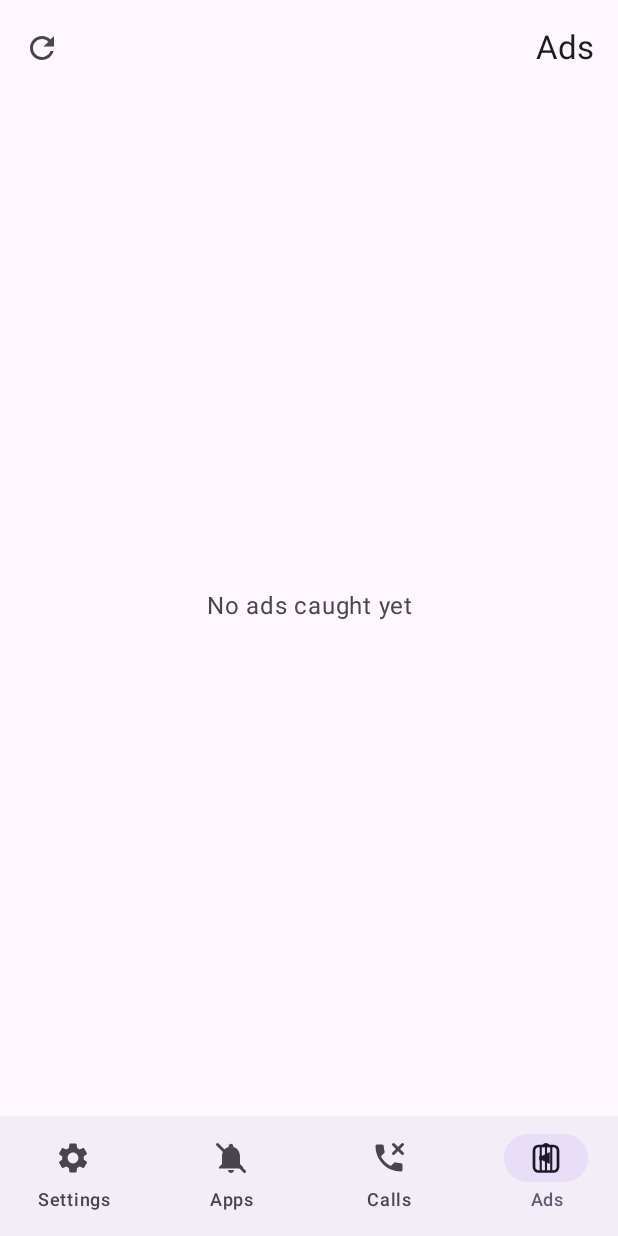
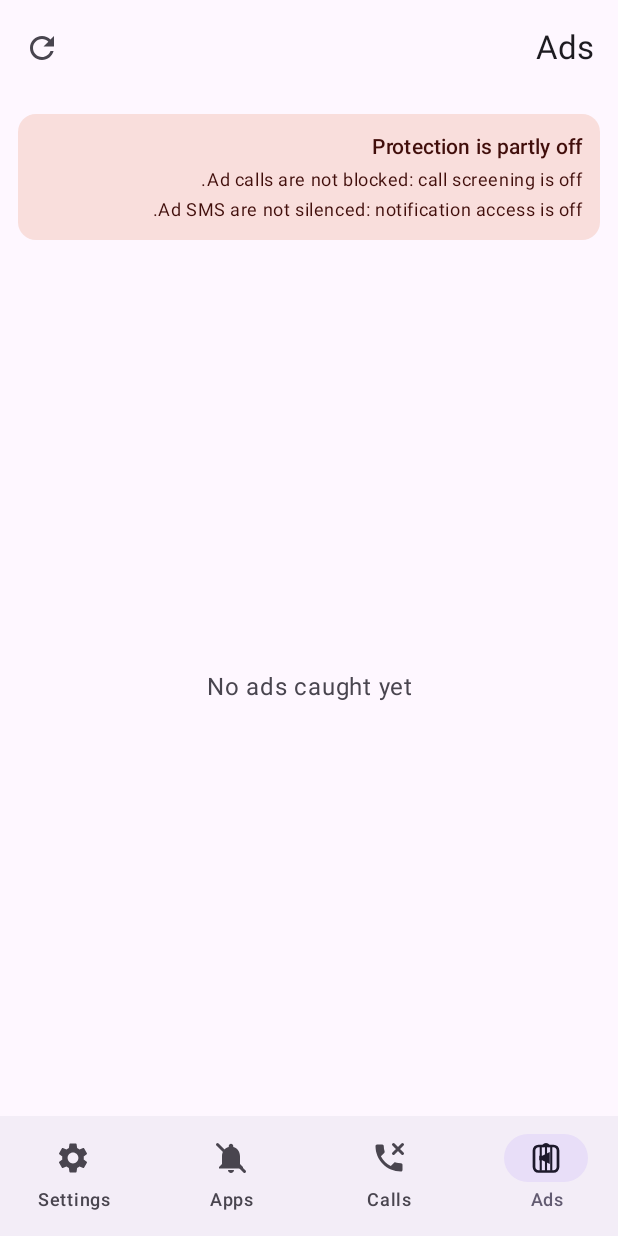
Before and after one commit to alistp27/do-not-disturb, an Android app built with Jetpack Compose: the composable App called with empty values, on a phone screen of 412 x 824 dp. Run offline under Robolectric (Android 15) with nearby library versions, the phone set to English and light mode, and no system bars.

Commit message:
Fix Persian relative times, ad count plural, warn when protection is off
Co-Authored-By: Claude Opus 5.5 <noreply@anthropic.com>

```diff
--- a/app/src/main/java/com/dnd/blocker/MainActivity.kt
+++ b/app/src/main/java/com/dnd/blocker/MainActivity.kt
@@ -19,6 +19,7 @@ import androidx.annotation.StringRes
 import androidx.compose.foundation.background
 import androidx.compose.foundation.isSystemInDarkTheme
 import androidx.compose.foundation.layout.*
+import androidx.compose.foundation.shape.RoundedCornerShape
 import androidx.compose.foundation.rememberScrollState
 import androidx.compose.foundation.shape.CircleShape
 import androidx.compose.foundation.verticalScroll
@@ -351,6 +352,8 @@ fun App(prefillTo: String?, startTab: Int, onPrefillConsumed: () -> Unit) {
     val version = refresh + rememberProviderChanges()
     val resume = rememberResumeTick()
     val fullMode = remember(refresh, resume) { Roles.held(ctx, RoleManager.ROLE_SMS) }
+    val callOff = remember(refresh, resume) { !Roles.held(ctx, RoleManager.ROLE_CALL_SCREENING) }
+    val notifOff = remember(refresh, resume) { !fullMode && !AppRules.accessGranted(ctx) }
     // Tab keys stay fixed (notifications open tabs by key); Messages only exists in full mode.
     val tabs = if (fullMode) listOf(0, 1, 2, 3, 4) else listOf(1, 2, 3, 4)
     if (tab !in tabs) tab = 1
@@ -419,14 +422,15 @@ fun App(prefillTo: String?, startTab: Int, onPrefillConsumed: () -> Unit) {
                 }
             }
         ) { pad ->
-            Box(Modifier.padding(pad).fillMaxSize()) {
-                when (tab) {
+            Column(Modifier.padding(pad).fillMaxSize()) {
+                if ((callOff || notifOff) && tab != 4) SetupWarning(callOff, notifOff) { tab = 4 }
+                Box(Modifier.weight(1f).fillMaxWidth()) { when (tab) {
                     0 -> ThreadsScreen(version, names, requestRole) { openThread = it }
                     1 -> FilteredScreen(version) { refresh++ }
                     2 -> CallsScreen(version) { refresh++ }
                     3 -> AppsScreen(version)
                     else -> SettingsScreen(version, requestRole)
-                }
+                } }
             }
         }
     }
@@ -434,6 +438,20 @@ fun App(prefillTo: String?, startTab: Int, onPrefillConsumed: () -> Unit) {
     if (showNew) NewConversationDialog(onDismiss = { showNew = false }) { addrs ->
         showNew = false
         openThread = OpenThread(Threads.threadIdFor(ctx, addrs), addrs)
+    }
+}
+
+@Composable
+private fun SetupWarning(callOff: Boolean, notifOff: Boolean, onFix: () -> Unit) {
+    Surface(
+        color = MaterialTheme.colorScheme.errorContainer, contentColor = MaterialTheme.colorScheme.onErrorContainer,
+        modifier = Modifier.fillMaxWidth().padding(12.dp), shape = RoundedCornerShape(12.dp), onClick = onFix
+    ) {
+        Column(Modifier.padding(12.dp), verticalArrangement = Arrangement.spacedBy(4.dp)) {
+            Text(stringResource(R.string.setup_incomplete), style = MaterialTheme.typography.titleSmall)
+            if (callOff) Text(stringResource(R.string.call_off), style = MaterialTheme.typography.bodySmall)
+            if (notifOff) Text(stringResource(R.string.notif_off), style = MaterialTheme.typography.bodySmall)
+        }
     }
 }
 
--- a/app/src/main/res/values/strings.xml
+++ b/app/src/main/res/values/strings.xml
@@ -53,7 +53,6 @@
     <string name="delete_needs_default">Make this your default SMS app to delete conversations.</string>
 
     <!-- Filtered -->
-    <string name="filtered_count">%1$d ads caught</string>
     <string name="delete_all">Delete all</string>
     <string name="nothing_filtered">No ads caught yet</string>
     <string name="not_spam">Not an ad</string>
@@ -152,4 +151,13 @@
     <string name="donate">Support on Hamibash</string>
     <string name="privacy_note">No internet permission: this app cannot send anything anywhere.</string>
     <string name="listener_label">Tabligh-gir ad blocker</string>
+
+    <string name="ago_now">just now</string>
+    <plurals name="ago_min"><item quantity="one">%d min ago</item><item quantity="other">%d min ago</item></plurals>
+    <plurals name="ago_hour"><item quantity="one">%d h ago</item><item quantity="other">%d h ago</item></plurals>
+    <plurals name="ago_day"><item quantity="one">%d day ago</item><item quantity="other">%d days ago</item></plurals>
+    <plurals name="filtered_count"><item quantity="one">%d ad caught</item><item quantity="other">%d ads caught</item></plurals>
+    <string name="setup_incomplete">Protection is partly off</string>
+    <string name="call_off">Ad calls are not blocked: call screening is off.</string>
+    <string name="notif_off">Ad SMS are not silenced: notification access is off.</string>
 </resources>
```
Also changed, not shown: app/src/main/java/com/dnd/blocker/Screens.kt (+14 -2 lines), 1 other file.
